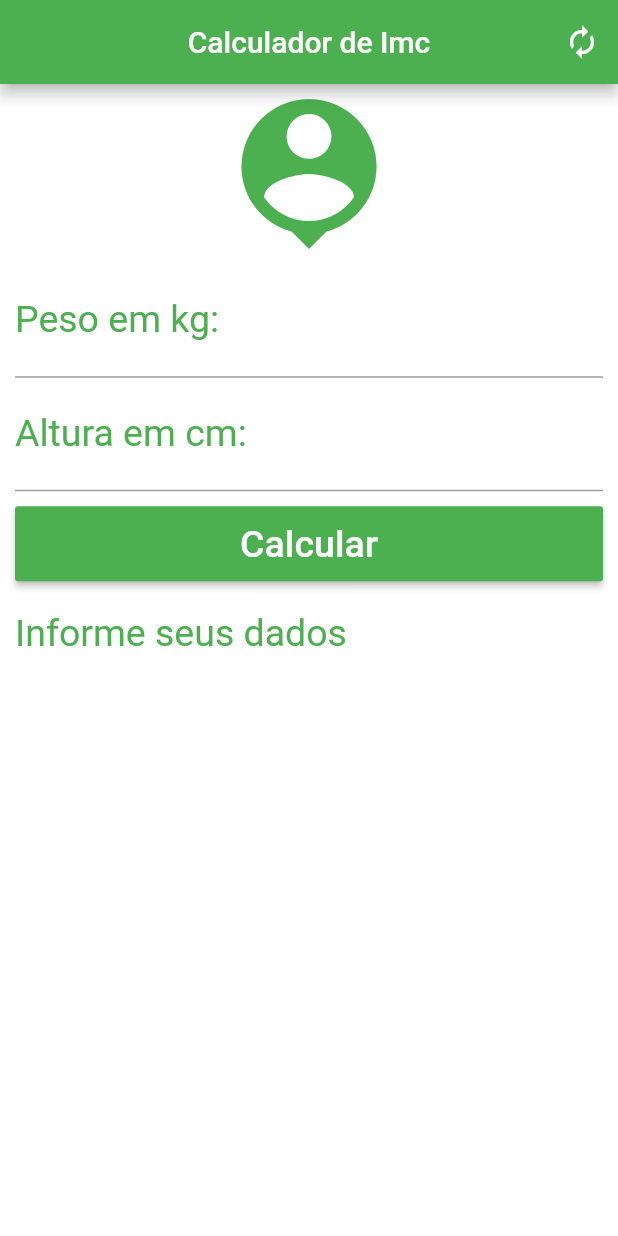
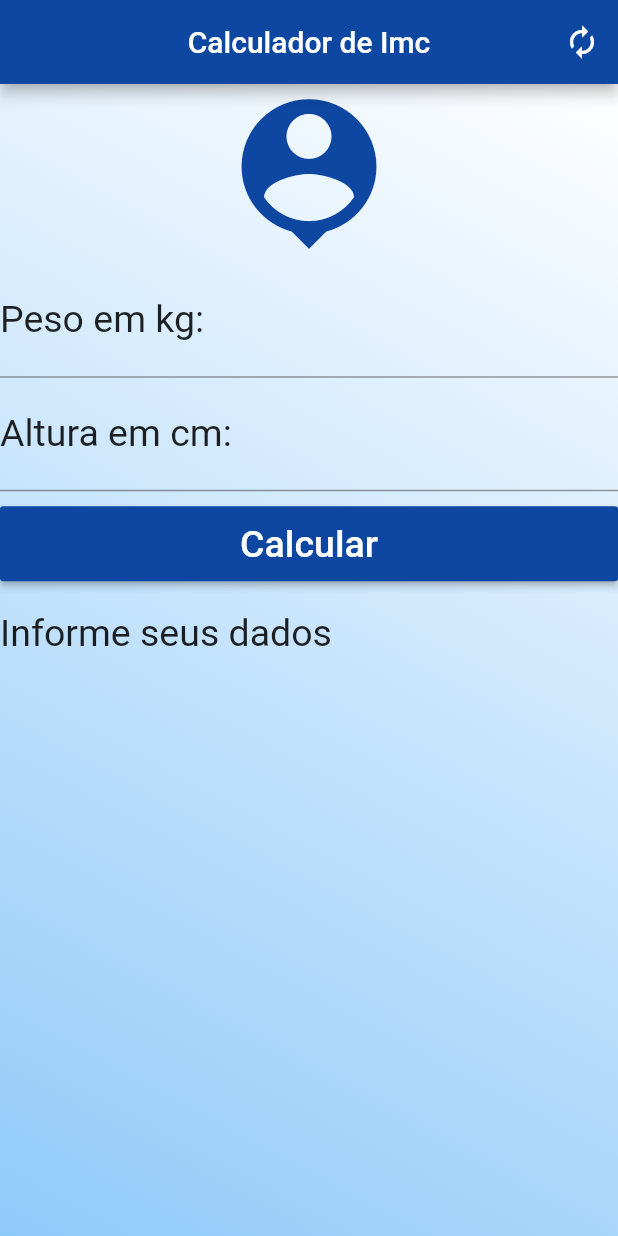
Before and after one commit to Tharik67/calculadora_imc, a Flutter app: the screen it shows after launch, on a phone screen of 412 x 824 dp. Run offline on Flutter 3.47's test engine with Material 2 defaults, Android fonts, the phone set to English and light mode, and no system bars.

Commit message:
first commit

```diff
--- a/lib/main.dart
+++ b/lib/main.dart
@@ -1,3 +1,5 @@
+import 'dart:ui';
+
 import 'package:flutter/material.dart';
 
 void main() {
@@ -53,7 +55,7 @@ class _HomeState extends State<Home> {
         appBar: AppBar(
           title: Text('Calculador de Imc'),
           centerTitle: true,
-          backgroundColor: Colors.green,
+          backgroundColor: Colors.blue[900],
           actions: <Widget>[
             IconButton(
               icon: Icon(Icons.autorenew),
@@ -63,23 +65,26 @@ class _HomeState extends State<Home> {
             )
           ],
         ),
-        backgroundColor: Colors.white,
-        body: SingleChildScrollView(
-            padding: EdgeInsets.fromLTRB(10.0, 0.0, 10.0, 0.0),
+        body: Container(
+          decoration: BoxDecoration(
+              gradient: LinearGradient(
+                  begin: Alignment.topRight,
+                  end: Alignment.bottomLeft,
+                  colors: [Colors.white, Colors.blue[200]])),
           child: Form(
             key: _formkey,
             child: Column(
               crossAxisAlignment: CrossAxisAlignment.stretch,
               children: <Widget>[
-                  Icon(Icons.person_pin, size: 120, color: Colors.green),
+                Icon(Icons.person_pin, size: 120, color: Colors.blue[900]),
                 TextFormField(
                   keyboardType: TextInputType.number,
                   decoration: InputDecoration(
                       labelText: 'Peso em kg:',
                       labelStyle:
-                            TextStyle(fontSize: 25, color: Colors.green)),
+                          TextStyle(fontSize: 25, color: Colors.black87)),
                   textAlign: TextAlign.center,
-                    style: TextStyle(color: Colors.green, fontSize: 25.0),
+                  style: TextStyle(color: Colors.black87, fontSize: 25.0),
                   controller: weightcontroler,
                   validator: (String value) {
                     return value.isEmpty ? 'Isira sua altura' : null;
@@ -90,9 +95,9 @@ class _HomeState extends State<Home> {
                   decoration: InputDecoration(
                       labelText: 'Altura em cm:',
                       labelStyle:
-                            TextStyle(fontSize: 25, color: Colors.green)),
+                          TextStyle(fontSize: 25, color: Colors.black87)),
                   textAlign: TextAlign.center,
-                    style: TextStyle(color: Colors.green, fontSize: 25.0),
+                  style: TextStyle(color: Colors.black87, fontSize: 25.0),
                   controller: heightcontroler,
                   validator: (String value) {
                     return value.isEmpty ? 'Isira sua altura' : null;
@@ -110,20 +115,21 @@ class _HomeState extends State<Home> {
                           },
                           child: Text(
                             'Calcular',
-                              style: TextStyle(
-                                  color: Colors.white, fontSize: 25.0),
+                            style:
+                                TextStyle(color: Colors.white, fontSize: 25.0),
                           ),
-                            color: Colors.green)),
+                          color: Colors.blue[900])),
                 ),
                 Container(
                   height: 50.0,
                   child: Text(_inftext,
                       textAlign: TextAlign.left,
-                        style: TextStyle(color: Colors.green, fontSize: 25.0)),
+                      style: TextStyle(color: Colors.black87, fontSize: 25.0)),
                   padding: EdgeInsets.only(top: 10),
                 ),
               ],
             ),
-            )));
+          ),
+        ));
   }
 }
```
Lines whose indentation alone changed are shown as unchanged.
